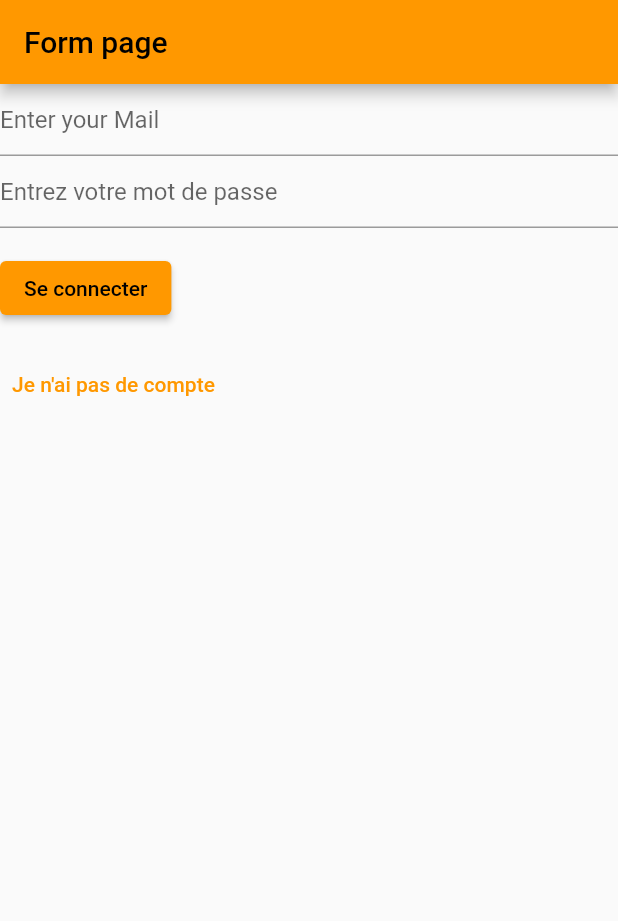
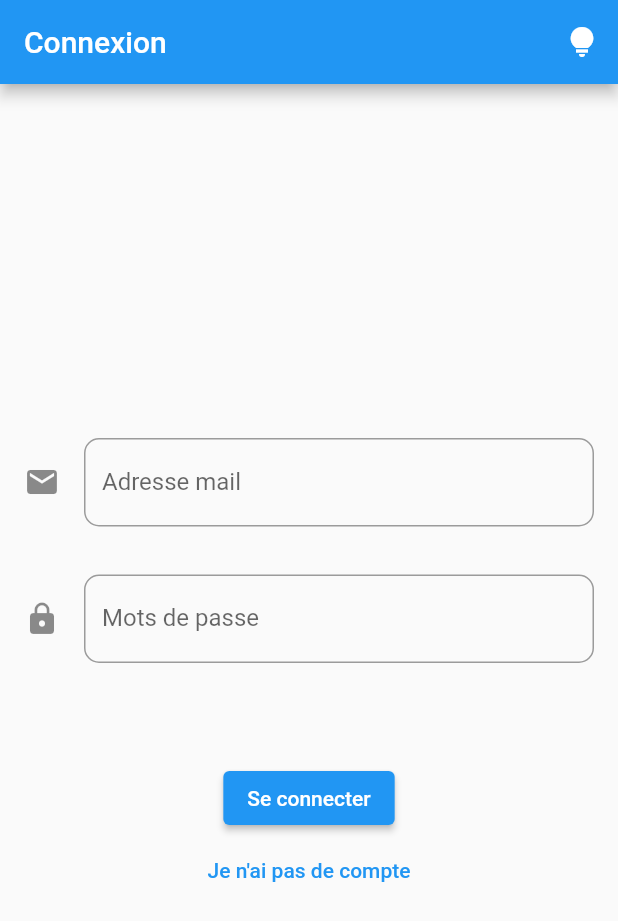
Before and after one commit to Celiian/Chevalhalla, a Flutter app: the screen it shows after launch, on a phone screen of 412 x 824 dp. Shown: the top 921 px of the screen. Run offline on Flutter 3.47's test engine with Material 2 defaults, Android fonts, the phone set to English and light mode, and no system bars; our stand-ins replace adaptive_theme; missing offline and left inert: dart:ffi, mongo_dart, passwordfield.

Commit message:
FIX des styles et creation du mod sombre

```diff
--- a/lib/main.dart
+++ b/lib/main.dart
@@ -4,6 +4,7 @@ import 'package:flutter/material.dart';
 import 'db/mongodb.dart';
 import 'pages/login.dart';
 import 'pages/register.dart';
+import 'package:adaptive_theme/adaptive_theme.dart';
 
 Future<void> main() async {
   WidgetsFlutterBinding.ensureInitialized();
@@ -16,16 +17,26 @@ class MyApp extends StatelessWidget {
 
   @override
   Widget build(BuildContext context) {
-    return MaterialApp(
-      title: 'Home',
-      routes: {
-        HomePage.tag: (context) => const HomePage(),
-        RegisterPage.tag: (context) => const RegisterPage(),
-      },
-      theme: ThemeData(
-        primarySwatch: Colors.orange,
+    return AdaptiveTheme(
+      light: ThemeData(
+        brightness: Brightness.light,
+        primarySwatch: Colors.blue,
       ),
-      home: const LoginPage(title: 'Chevalhalla'),
+      dark: ThemeData(
+        brightness: Brightness.dark,
+        primarySwatch: Colors.blue,
+      ),
+      initial: AdaptiveThemeMode.light,
+      builder: (theme, darkTheme) => MaterialApp(
+        title: 'Chevalhalla',
+        theme: theme,
+        darkTheme: darkTheme,
+        home: const LoginPage(title: 'Connexion'),
+        routes: {
+          RegisterPage.tag: (context) => const RegisterPage(),
+          HomePage.tag: (context) => const HomePage(),
+        },
+      ),
     );
   }
 }
--- a/lib/pages/home.dart
+++ b/lib/pages/home.dart
@@ -1,5 +1,6 @@
 // ignore_for_file: avoid_print
 
+import 'package:adaptive_theme/adaptive_theme.dart';
 import 'package:chevalhalla/classes/user.dart';
 import 'package:chevalhalla/db/mongodb.dart';
 import 'package:flutter/material.dart';
@@ -34,9 +35,17 @@ class _HomePageState extends State<HomePage> {
   @override
   Widget build(BuildContext context) {
     return Scaffold(
-      appBar: AppBar(
-        title: const Text("Form page"),
-      ),
+      appBar: AppBar(title: const Text("Connexion"), actions: <Widget>[
+        IconButton(
+          icon: const Icon(
+            Icons.lightbulb_sharp,
+          ),
+          tooltip: 'Changer de thème',
+          onPressed: () {
+            AdaptiveTheme.of(context).toggleThemeMode();
+          },
+        ),
+      ]),
       body: Center(
           child: Column(
         children: [
--- a/lib/pages/login.dart
+++ b/lib/pages/login.dart
@@ -1,8 +1,10 @@
+import 'package:adaptive_theme/adaptive_theme.dart';
 import 'package:chevalhalla/classes/user.dart';
 import 'package:chevalhalla/db/mongodb.dart';
 import 'package:chevalhalla/pages/home.dart';
 import 'package:chevalhalla/pages/register.dart';
 import 'package:flutter/material.dart';
+import 'package:passwordfield/passwordfield.dart';
 
 class LoginPage extends StatefulWidget {
   const LoginPage({super.key, required this.title});
@@ -22,42 +24,69 @@ class _LoginPageState extends State<LoginPage> {
   @override
   Widget build(BuildContext context) {
     return Scaffold(
-        appBar: AppBar(
-          title: const Text("Form page"),
+        appBar: AppBar(title: const Text("Connexion"), actions: <Widget>[
+          IconButton(
+            icon: const Icon(
+              Icons.lightbulb_sharp,
             ),
+            tooltip: 'Changer de thème',
+            onPressed: () {
+              AdaptiveTheme.of(context).toggleThemeMode();
+            },
+          ),
+        ]),
         body: Center(
-            child: Column(children: [
+            child:
+                Column(mainAxisAlignment: MainAxisAlignment.center, children: [
           Form(
             key: _formKey,
             child: Column(
               crossAxisAlignment: CrossAxisAlignment.start,
               children: <Widget>[
-                TextFormField(
+                Padding(
+                  padding: const EdgeInsets.all(16.0),
+                  child: TextFormField(
                     controller: mailController,
                     decoration: const InputDecoration(
-                    hintText: 'Enter your Mail',
+                      border: OutlineInputBorder(
+                        borderRadius: BorderRadius.all(Radius.circular(10.0)),
+                      ),
+                      icon: Icon(Icons.mail),
+                      labelText: 'Adresse mail',
+                      hintText: 'Entrez votre adresse mail',
                     ),
                     validator: (String? value) {
                       if (value == null || value.isEmpty) {
-                      return 'Please enter some text';
+                        return 'Entrez une adresse mail valide';
                       }
                       return null;
                     },
                   ),
-                TextFormField(
+                ),
+                Padding(
+                  padding: const EdgeInsets.all(16.0),
+                  child: TextFormField(
                     controller: passwordController,
                     decoration: const InputDecoration(
-                    hintText: 'Entrez votre mot de passe ',
+                      border: OutlineInputBorder(
+                        borderRadius: BorderRadius.all(Radius.circular(10.0)),
+                      ),
+                      icon: Icon(Icons.lock),
+                      labelText: 'Mots de passe',
+                      hintText: 'Entrez votre mots de passe',
                     ),
                     validator: (String? value) {
                       if (value == null || value.isEmpty) {
-                      return 'Please enter some text';
+                        return 'Entrez un mots de passe valide';
                       }
                       return null;
                     },
                   ),
+                ),
                 Padding(
-                  padding: const EdgeInsets.symmetric(vertical: 16.0),
+                  padding:
+                      const EdgeInsets.only(top: 50, left: 16.0, right: 16.0),
+                  child: Center(
                     child: ElevatedButton(
                       onPressed: () async {
                         if (_formKey.currentState!.validate()) {
@@ -73,11 +102,14 @@ class _LoginPageState extends State<LoginPage> {
                       child: const Text('Se connecter'),
                     ),
                   ),
-                TextButton(
+                ),
+                Center(
+                  child: TextButton(
                     child: const Text("Je n'ai pas de compte"),
                     onPressed: () {
                       Navigator.pushNamed(context, RegisterPage.tag);
                     },
+                  ),
                 ),
               ],
             ),
--- a/lib/pages/register.dart
+++ b/lib/pages/register.dart
@@ -1,3 +1,4 @@
+import 'package:adaptive_theme/adaptive_theme.dart';
 import 'package:chevalhalla/pages/home.dart';
 import 'package:chevalhalla/pages/login.dart';
 import 'package:flutter/material.dart';
@@ -28,9 +29,17 @@ class _RegisterPageState extends State<RegisterPage> {
   @override
   Widget build(BuildContext context) {
     return Scaffold(
-      appBar: AppBar(
-        title: const Text('Formulaire'),
-      ),
+      appBar: AppBar(title: const Text("Connexion"), actions: <Widget>[
+        IconButton(
+          icon: const Icon(
+            Icons.lightbulb_sharp,
+          ),
+          tooltip: 'Changer de thème',
+          onPressed: () {
+            AdaptiveTheme.of(context).toggleThemeMode();
+          },
+        ),
+      ]),
       body:
       Form(
         key: _formKey,
```
Lines whose indentation alone changed are shown as unchanged.
